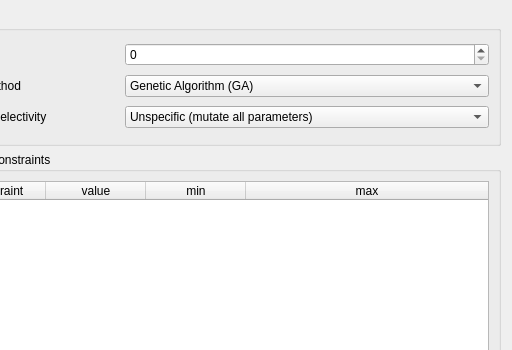
Qt form src/gui/gafittersettingsdialog.ui (CompEphys-team/rtdo) before a commit; both pictures show x 336 to 848 and y 0 to 350 of the 848 by 606 pixel window.
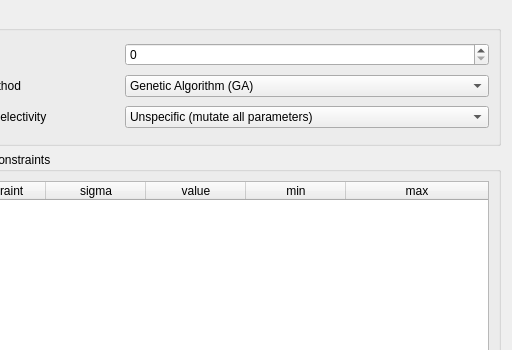
The same form after that commit.

Commit message: Added runtime-customisable sigma for GA

Patch:
```diff
--- a/src/gui/gafittersettingsdialog.ui
+++ b/src/gui/gafittersettingsdialog.ui
@@ -267,6 +267,11 @@
           <string>Constraint</string>
          </property>
         </column>
+        <column>
+         <property name="text">
+          <string>sigma</string>
+         </property>
+        </column>
         <column>
          <property name="text">
           <string>value</string>
```
The commit also changes 4 other files.
